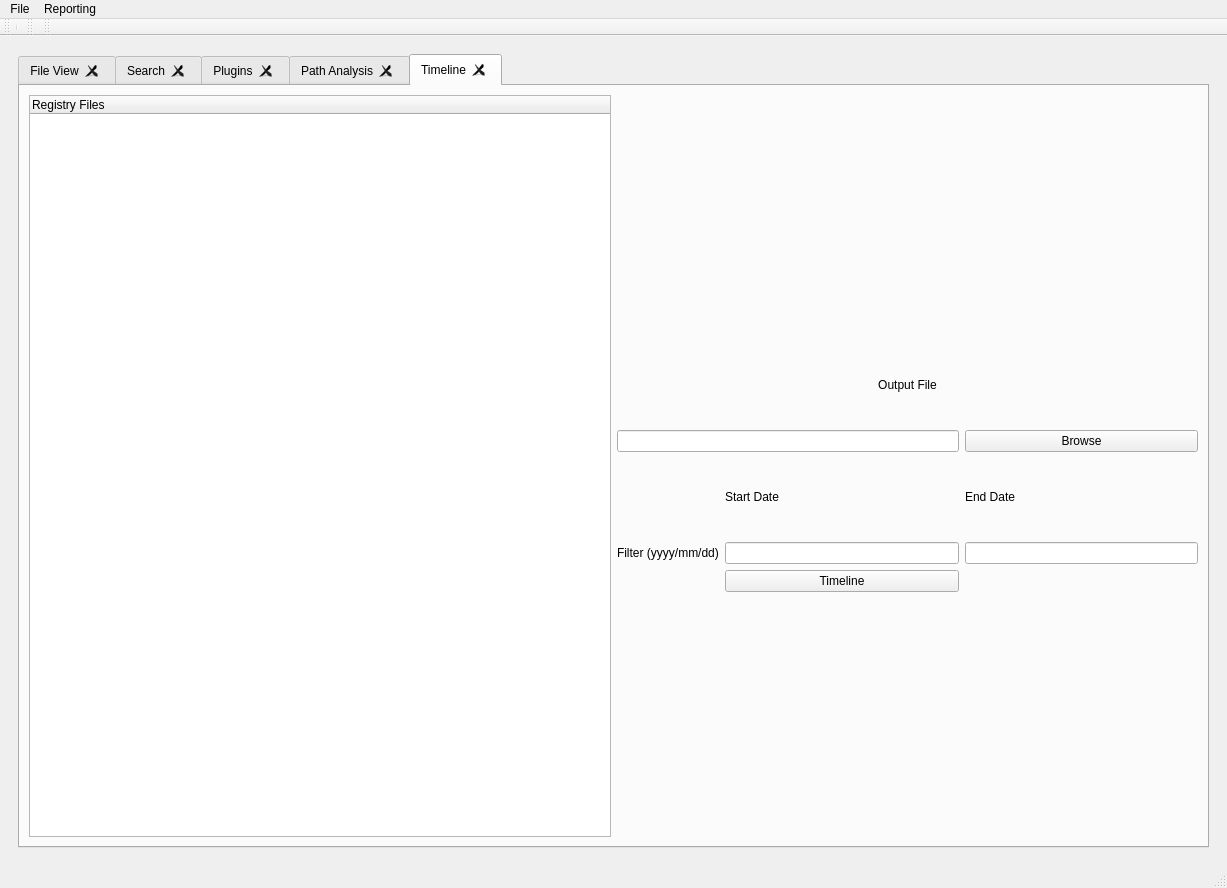
First picture: the form in GUI/uifiles/registrydecoder.ui, repository PKRoma/registrydecoder, before the edit.
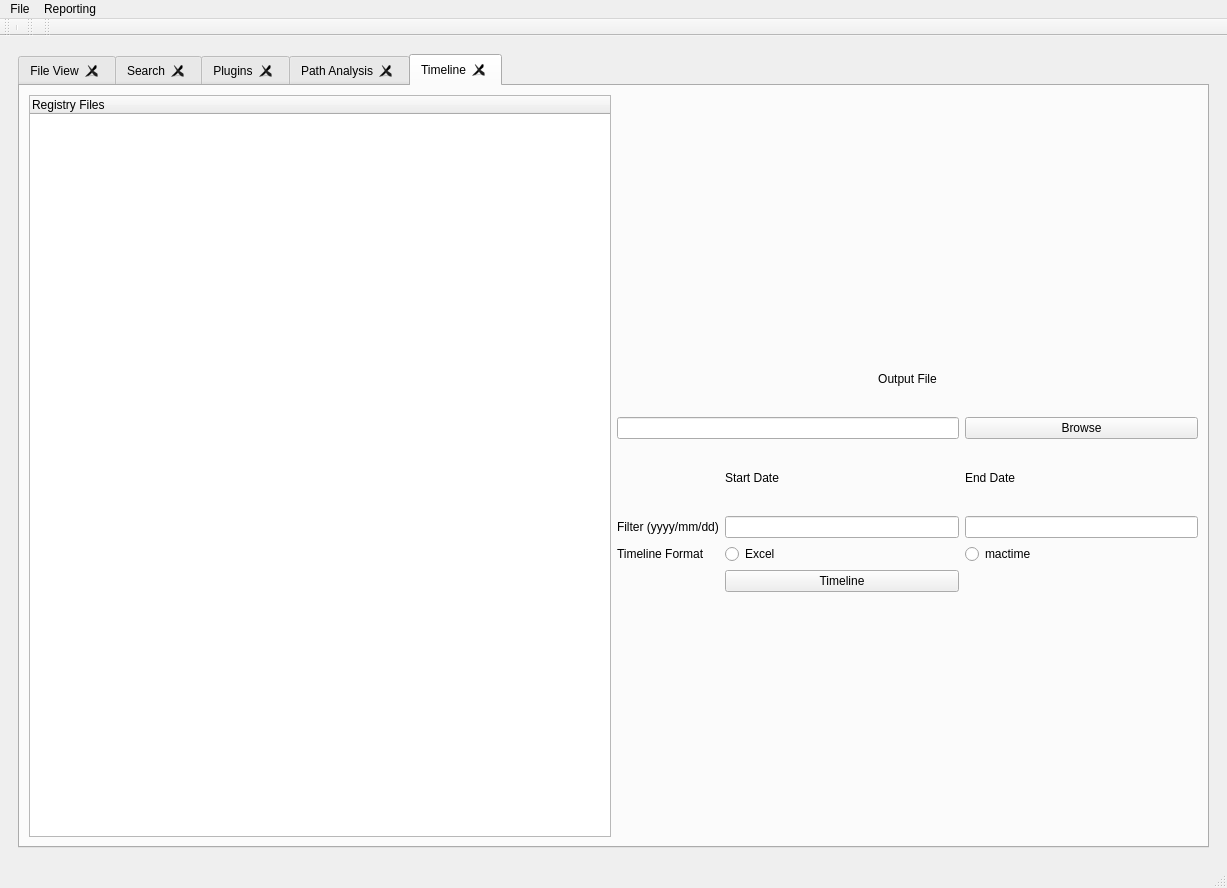
Second picture: the form after the edit. The open tabs and pages were chosen to show the change.

```diff
--- a/GUI/uifiles/registrydecoder.ui
+++ b/GUI/uifiles/registrydecoder.ui
@@ -1339,13 +1339,34 @@
                 <item row="3" column="2">
                  <widget class="QLineEdit" name="timelineEndDateLlineEdit_2"/>
                 </item>
-                <item row="4" column="1">
+                <item row="5" column="1">
                  <widget class="QPushButton" name="timelinePushButton">
                   <property name="text">
                    <string>Timeline</string>
                   </property>
                  </widget>
                 </item>
+                <item row="4" column="1">
+                 <widget class="QRadioButton" name="excelRadioButton">
+                  <property name="text">
+                   <string>Excel</string>
+                  </property>
+                 </widget>
+                </item>
+                <item row="4" column="2">
+                 <widget class="QRadioButton" name="mactimeRadioButton">
+                  <property name="text">
+                   <string>mactime</string>
+                  </property>
+                 </widget>
+                </item>
+                <item row="4" column="0">
+                 <widget class="QLabel" name="label_26">
+                  <property name="text">
+                   <string>Timeline Format</string>
+                  </property>
+                 </widget>
+                </item>
                </layout>
               </item>
               <item row="2" column="1">
```
